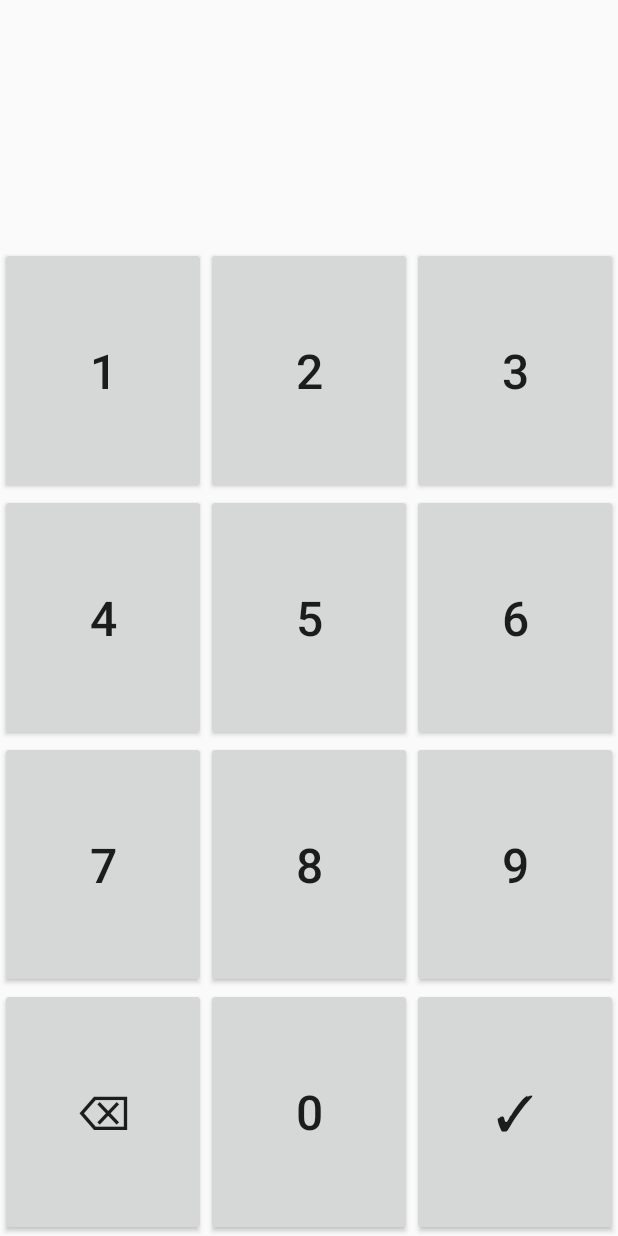
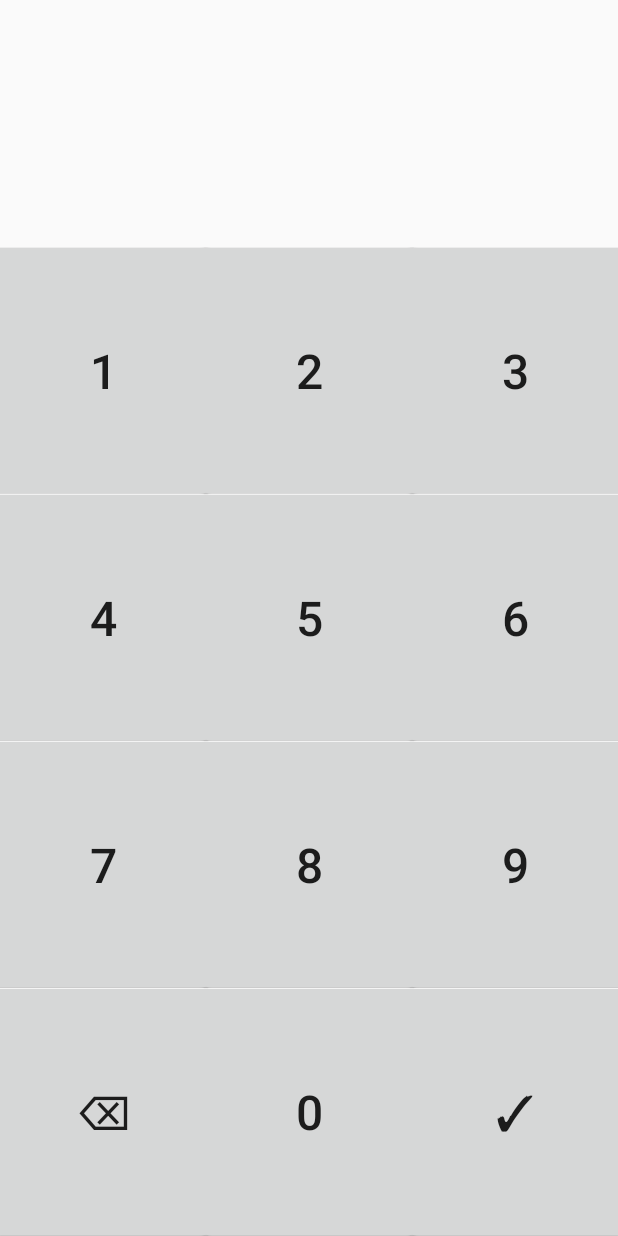
Before and after one commit to skinjal/LearningLock, an Android app: the KeypadActivity screen opened directly, with no data from a screen before it, on a phone screen of 412 x 824 dp. Run offline under Robolectric (Android 15) with nearby library versions, the phone set to English and light mode, and no system bars.

Commit message:
Various UI updates

```diff
--- a/app/build.gradle
+++ b/app/build.gradle
@@ -22,9 +22,10 @@ android {
 dependencies {
     compile fileTree(include: ['*.jar'], dir: 'libs')
     testCompile 'junit:junit:4.12'
+    compile files('libs/encog-core-3.3.0.jar')
+    compile files('libs/commons-math3-3.0.jar')
     compile 'com.android.support:appcompat-v7:23.1.1'
     compile 'com.android.support:design:23.1.1'
     compile 'me.zhanghai.android.patternlock:library:2.0.2'
-    compile files('libs/encog-core-3.3.0.jar')
-    compile files('libs/commons-math3-3.0.jar')
+    compile 'com.android.support:support-v4:23.1.1'
 }
--- a/app/src/main/java/io/alstonlin/learninglock/LockScreenService.java
+++ b/app/src/main/java/io/alstonlin/learninglock/LockScreenService.java
@@ -10,6 +10,8 @@ import android.content.res.Configuration;
 import android.graphics.PixelFormat;
 import android.location.Location;
 import android.os.IBinder;
+import android.support.v4.app.Fragment;
+import android.support.v4.app.FragmentManager;
 import android.support.v4.app.NotificationCompat;
 import android.view.Gravity;
 import android.view.LayoutInflater;
@@ -68,6 +70,7 @@ public class LockScreenService extends Service {
             loadPattern();
             setupPatternListener();
             final TextView dateText = (TextView) container.findViewById(R.id.date);
+
         }
     }
 
--- a/app/src/main/res/layout/activity_lockscreen.xml
+++ b/app/src/main/res/layout/activity_lockscreen.xml
@@ -39,7 +39,8 @@
 
     <android.support.v4.view.ViewPager
         android:layout_width="match_parent"
-        android:layout_height="150dp"
+        android:layout_height="125dp"
+        android:id="@+id/viewPager"
         android:layout_below="@+id/date"
         android:layout_margin="10dp">
     </android.support.v4.view.ViewPager>
--- a/app/src/main/res/layout/passcode.xml
+++ b/app/src/main/res/layout/passcode.xml
@@ -9,6 +9,7 @@
         android:layout_weight="4"
         android:textAppearance="?android:attr/textAppearanceLarge"
         android:id="@+id/display"
+        android:textSize="50sp"
         android:layout_gravity="center_horizontal" />
 
     <LinearLayout
@@ -27,6 +28,10 @@
                 android:layout_weight="1"
                 android:text="1"
                 android:textSize="32sp"
+                android:layout_marginLeft="-5dip"
+                android:layout_marginRight="-5dip"
+                android:layout_marginTop="-5dip"
+                android:layout_marginBottom="-5dip"
                 android:onClick="clickOne"/>
             <Button
                 android:layout_width="0dp"
@@ -34,6 +39,10 @@
                 android:layout_weight="1"
                 android:text="2"
                 android:textSize="32sp"
+                android:layout_marginLeft="-5dip"
+                android:layout_marginRight="-5dip"
+                android:layout_marginTop="-5dip"
+                android:layout_marginBottom="-5dip"
                 android:onClick="clickTwo"/>
             <Button
                 android:layout_width="0dp"
@@ -41,6 +50,10 @@
                 android:layout_weight="1"
                 android:text="3"
                 android:textSize="32sp"
+                android:layout_marginLeft="-5dip"
+                android:layout_marginRight="-5dip"
+                android:layout_marginTop="-5dip"
+                android:layout_marginBottom="-5dip"
                 android:onClick="clickThree"/>
         </LinearLayout>
         <LinearLayout
@@ -54,6 +67,10 @@
                 android:layout_weight="1"
                 android:text="4"
                 android:textSize="32sp"
+                android:layout_marginLeft="-5dip"
+                android:layout_marginRight="-5dip"
+                android:layout_marginTop="-5dip"
+                android:layout_marginBottom="-5dip"
                 android:onClick="clickFour"/>
             <Button
                 android:layout_width="0dp"
@@ -61,6 +78,10 @@
                 android:layout_weight="1"
                 android:text="5"
                 android:textSize="32sp"
+                android:layout_marginLeft="-5dip"
+                android:layout_marginRight="-5dip"
+                android:layout_marginTop="-5dip"
+                android:layout_marginBottom="-5dip"
                 android:onClick="clickFive"/>
             <Button
                 android:layout_width="0dp"
@@ -68,6 +89,10 @@
                 android:layout_weight="1"
                 android:text="6"
                 android:textSize="32sp"
+                android:layout_marginLeft="-5dip"
+                android:layout_marginRight="-5dip"
+                android:layout_marginTop="-5dip"
+                android:layout_marginBottom="-5dip"
                 android:onClick="clickSix"/>
         </LinearLayout>
         <LinearLayout
@@ -81,6 +106,10 @@
                 android:layout_weight="1"
                 android:text="7"
                 android:textSize="32sp"
+                android:layout_marginLeft="-5dip"
+                android:layout_marginRight="-5dip"
+                android:layout_marginTop="-5dip"
+                android:layout_marginBottom="-5dip"
                 android:onClick="clickSeven"/>
             <Button
                 android:layout_width="0dp"
@@ -88,6 +117,10 @@
                 android:layout_weight="1"
                 android:text="8"
                 android:textSize="32sp"
+                android:layout_marginLeft="-5dip"
+                android:layout_marginRight="-5dip"
+                android:layout_marginTop="-5dip"
+                android:layout_marginBottom="-5dip"
                 android:onClick="clickEight"/>
             <Button
                 android:layout_width="0dp"
@@ -95,6 +128,10 @@
                 android:layout_weight="1"
                 android:text="9"
                 android:textSize="32sp"
+                android:layout_marginLeft="-5dip"
+                android:layout_marginRight="-5dip"
+                android:layout_marginTop="-5dip"
+                android:layout_marginBottom="-5dip"
                 android:onClick="clickNine"/>
         </LinearLayout>
         <LinearLayout
@@ -108,6 +145,10 @@
                 android:layout_weight="1"
                 android:text="⌫"
                 android:textSize="32sp"
+                android:layout_marginLeft="-5dip"
+                android:layout_marginRight="-5dip"
+                android:layout_marginTop="-5dip"
+                android:layout_marginBottom="-5dip"
                 android:onClick="clickBack"/>
             <Button
                 android:layout_width="0dp"
@@ -115,6 +156,10 @@
                 android:layout_weight="1"
                 android:text="0"
                 android:textSize="32sp"
+                android:layout_marginLeft="-5dip"
+                android:layout_marginRight="-5dip"
+                android:layout_marginTop="-5dip"
+                android:layout_marginBottom="-5dip"
                 android:onClick="clickZero"/>
             <Button
                 android:layout_width="0dp"
@@ -122,6 +167,10 @@
                 android:layout_weight="1"
                 android:text="✓"
                 android:textSize="32sp"
+                android:layout_marginLeft="-5dip"
+                android:layout_marginRight="-5dip"
+                android:layout_marginTop="-5dip"
+                android:layout_marginBottom="-5dip"
                 android:onClick="clickDone"/>
         </LinearLayout>
     </LinearLayout>
--- a/app/src/main/res/values/strings.xml
+++ b/app/src/main/res/values/strings.xml
@@ -3,4 +3,7 @@
     <string name="action_settings">Settings</string>
     <string name="title_activity_set_password">SetPasswordActivity</string>
     <string name="title_activity_keypad">KeypadActivity</string>
+
+    <!-- TODO: Remove or change this placeholder text -->
+    <string name="hello_blank_fragment">Hello blank fragment</string>
 </resources>
```
Also changed, not shown: app/src/main/res/drawable/ic_launcher.png, app/src/main/res/mipmap-hdpi/ic_launcher.png, app/src/main/res/mipmap-mdpi/ic_launcher.png, app/src/main/res/mipmap-xhdpi/ic_launcher.png, app/src/main/res/mipmap-xxhdpi/ic_launcher.png, app/src/main/res/mipmap-xxxhdpi/ic_launcher.png.
